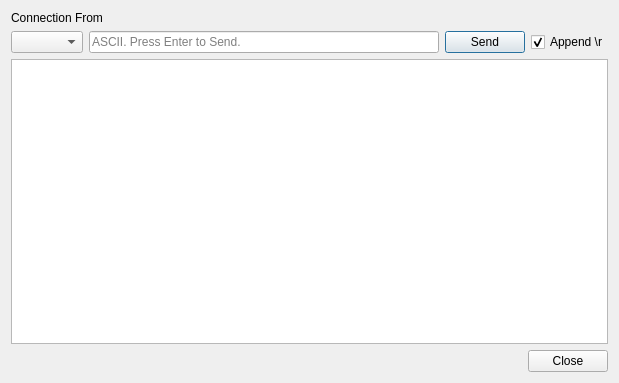
dannagle/PacketSender, file src/persistentconnection.ui: the form before one commit.
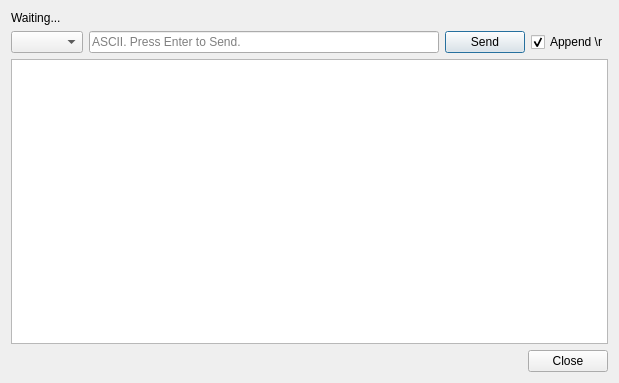
The form after the commit.

Commit message: status cleanup on persistent tcp ui

Patch:
```diff
--- a/src/persistentconnection.ui
+++ b/src/persistentconnection.ui
@@ -23,7 +23,7 @@
       </size>
      </property>
      <property name="text">
-      <string>Connection From</string>
+      <string>Waiting...</string>
      </property>
     </widget>
    </item>
```
The commit also changes 2 other files.
